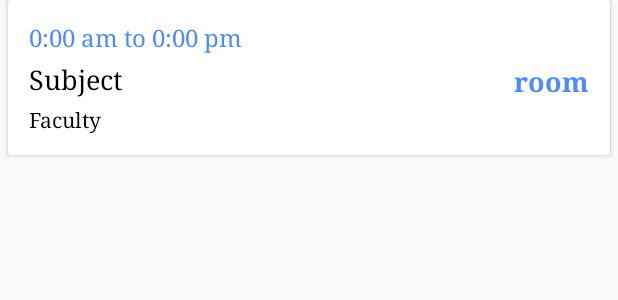
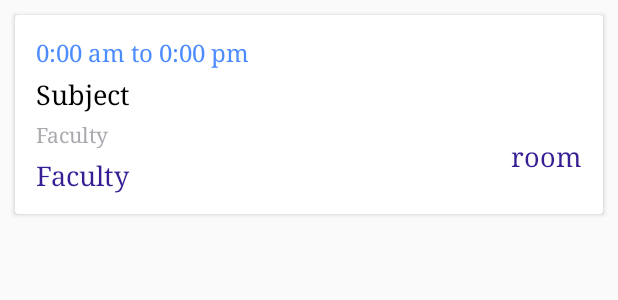
Before and after one commit to shyam1234/NewBlankFramework, an Android app: the layout fragment_timetable_row.xml on its own in the app's theme, with its tools: preview values and no code run, on a phone screen of 412 x 824 dp. Shown: the top 300 px of the screen. Run offline under Robolectric (Android 15) with nearby library versions, the light colour scheme and no system bars; network calls fail.

Commit message:
IT Office

```diff
--- a/app/src/main/res/layout/fragment_timetable.xml
+++ b/app/src/main/res/layout/fragment_timetable.xml
@@ -12,11 +12,11 @@
         android:layout_height="wrap_content"></include>
 
     <LinearLayout
-        android:layout_marginBottom="5dp"
         android:id="@+id/lin_calendar"
         android:layout_width="match_parent"
         android:layout_height="wrap_content"
-        android:layout_below="@+id/inc_title">
+        android:layout_below="@+id/inc_title"
+        android:layout_marginBottom="5dp">
 
         <include
             android:id="@+id/inc_calendar"
@@ -30,7 +30,8 @@
         android:layout_width="match_parent"
         android:layout_height="0.1dp"
         android:layout_below="@+id/lin_calendar"
-        android:background="@color/colorMargin"></View>
+        android:background="@color/colorMargin"
+        android:visibility="invisible"></View>
 
     <android.support.v7.widget.RecyclerView
         android:id="@+id/recyclerview_timetable"
--- a/app/src/main/res/layout/fragment_timetable_row.xml
+++ b/app/src/main/res/layout/fragment_timetable_row.xml
@@ -2,9 +2,7 @@
 <android.support.v7.widget.CardView xmlns:android="http://schemas.android.com/apk/res/android"
     android:layout_width="match_parent"
     android:layout_height="wrap_content"
-    android:layout_marginBottom="5dp"
-    android:layout_marginLeft="5dp"
-    android:layout_marginRight="5dp">
+    android:layout_margin="@dimen/comm_margin">
 
     <RelativeLayout
         android:id="@+id/rel_timetable_row"
@@ -15,11 +13,11 @@
         android:padding="14dp">
 
         <LinearLayout
+            android:id="@+id/lin_holder1"
             android:layout_width="wrap_content"
             android:layout_height="wrap_content"
-            android:layout_toLeftOf="@+id/lin_timetable"
+            android:layout_alignParentLeft="true"
             android:layout_marginRight="5dp"
-            android:layout_alignParentLeft="true"
             android:orientation="vertical">
 
             <TextView
@@ -44,17 +42,38 @@
                 android:textAppearance="@style/Base.TextAppearance.AppCompat.Medium"
                 android:textColor="@color/colorBlack" />
 
+        </LinearLayout>
+
+        <RelativeLayout
+            android:id="@+id/rel_holder_1"
+            android:layout_width="match_parent"
+            android:layout_height="wrap_content"
+            android:layout_below="@+id/lin_holder1"
+            android:layout_centerVertical="true">
+
+            <TextView
+                android:id="@+id/textview_timetable_faculty_title"
+                android:layout_width="wrap_content"
+                android:layout_height="wrap_content"
+                android:layout_alignParentLeft="true"
+                android:layout_gravity="left"
+                android:layout_marginTop="5dp"
+                android:text="@string/faculty"
+                android:textAppearance="@style/Base.TextAppearance.AppCompat.Small"
+                android:textColor="@color/colorTextHint" />
 
             <TextView
                 android:id="@+id/textview_timetable_faculty"
                 android:layout_width="wrap_content"
                 android:layout_height="wrap_content"
+                android:layout_alignParentLeft="true"
+                android:layout_below="@+id/textview_timetable_faculty_title"
                 android:layout_gravity="left"
                 android:layout_marginTop="5dp"
-                android:text="Faculty"
-                android:textAppearance="@style/Base.TextAppearance.AppCompat.Small"
-                android:textColor="@color/colorBlack" />
-        </LinearLayout>
+                android:layout_toLeftOf="@+id/lin_timetable"
+                android:text="@string/faculty"
+                android:textAppearance="@style/Base.TextAppearance.AppCompat.Medium"
+                android:textColor="@color/colorNaviBlue" />
 
             <LinearLayout
                 android:id="@+id/lin_timetable"
@@ -63,6 +82,7 @@
                 android:layout_alignParentRight="true"
                 android:layout_centerVertical="true"
                 android:orientation="vertical">
+
 
                 <TextView
                     android:id="@+id/textview_timetable_NR"
@@ -89,10 +109,12 @@
                     android:paddingTop="5dp"
                     android:text="room"
                     android:textAlignment="gravity"
-                android:textColor="@color/colorBlue"
-                android:textSize="18sp"
-                android:textStyle="bold" />
+                    android:textAppearance="@style/Base.TextAppearance.AppCompat.Medium"
+                    android:textColor="@color/colorNaviBlue"
+                    android:textStyle="normal" />
 
             </LinearLayout>
         </RelativeLayout>
+
+    </RelativeLayout>
 </android.support.v7.widget.CardView>
--- a/app/src/main/res/layout/inc_timetable_calendar.xml
+++ b/app/src/main/res/layout/inc_timetable_calendar.xml
@@ -2,7 +2,6 @@
 <RelativeLayout xmlns:android="http://schemas.android.com/apk/res/android"
     android:layout_width="match_parent"
     android:layout_height="wrap_content"
-    android:background="@color/colorWhite"
     android:orientation="horizontal"
     android:padding="12dp">
 
@@ -22,7 +21,6 @@
         android:layout_centerVertical="true"
         android:layout_toLeftOf="@+id/imagebtn_right_arrow"
         android:layout_toRightOf="@+id/imagebtn_left_arrow"
-        android:background="@drawable/rectangle_border_black_without_corners"
         android:padding="10dp"
         android:text=""
         android:textAppearance="@style/Base.TextAppearance.AppCompat.Medium"
```
Lines whose indentation alone changed are shown as unchanged.
